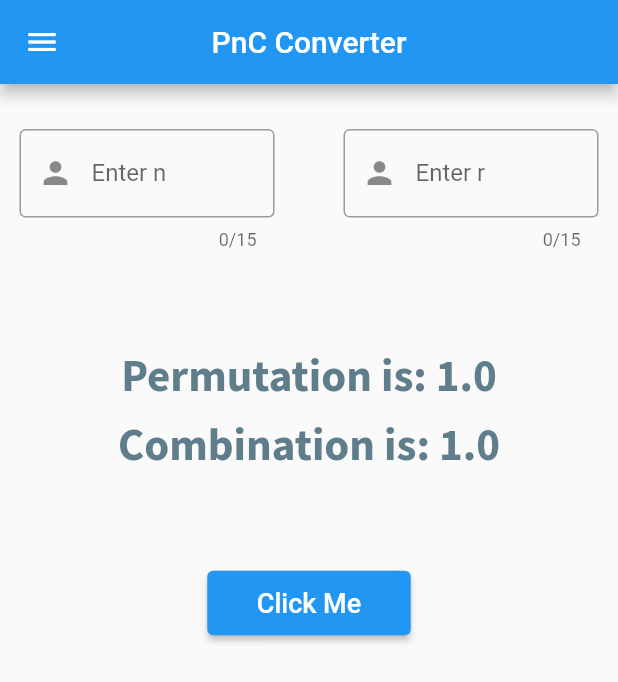
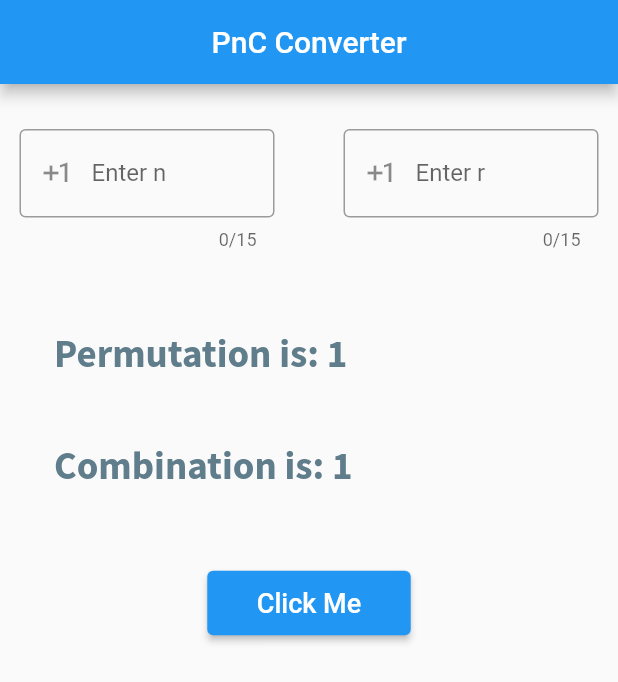
Before and after one commit to HemantPra389/PnC_Converter__, a Flutter app: the screen it shows after launch, after a tap on "Click Me", on a phone screen of 412 x 824 dp. Shown: the top 682 px of the screen. Run offline on Flutter 3.47's test engine with Material 2 defaults, Android fonts, the phone set to English and light mode, and no system bars.

Commit message:
Day 3 first Commit

```diff
--- a/lib/conversion.dart
+++ b/lib/conversion.dart
@@ -11,17 +11,44 @@ class Conversion {
     return result;
   }
 
-  static String find_combination(n,r) {
+  static bool result_length(double a) {
+    if (a.toString().length >= 14) {
+      return false;
+    }
+    return true;
+  }
+
+  static String find_combination(n, r) {
+    if (n > r) {
       double numerator = find_factorial(n);
       double denominator = find_factorial(r) * find_factorial(n - r);
       double result = (numerator / denominator);
-    return result.toString();
+      if (result_length(result)) {
+        return "Combination is: $result";
+      } else {
+        return "Combination is: NaN";
+      }
+    } else if (n == r) {
+      return "Combination is: 1";
+    } else {
+      return "lesser than r";
+    }
   }
 
-  static String find_permutation(n,r) {
+  static String find_permutation(n, r) {
+    if (n > r) {
       double numerator = find_factorial(n);
       double denominator = find_factorial(n - r);
       double result = numerator / denominator;
-    return result.toString();
+      if (result_length(result)) {
+        return "Permutation is: $result";
+      } else {
+        return "Permutation is: NaN";
+      }
+    } else if (n == r) {
+      return "Permutation is: 1";
+    }else {
+      return "n cannot be";
     }
   }
+}
--- a/lib/main.dart
+++ b/lib/main.dart
@@ -1,6 +1,5 @@
 import 'package:flutter/material.dart';
 import 'package:pnc_converter/conversion.dart';
-import 'dart:ui';
 
 void main() {
   runApp(const MyApp());
@@ -16,7 +15,7 @@
 class _MyAppState extends State<MyApp> {
   String permutation = Conversion.n.toString();
   String combination = Conversion.r.toString();
-
+  String errormessage = "";
   bool mybtn = false;
 
   @override
@@ -53,7 +52,7 @@
                         decoration: const InputDecoration(
                             labelText: 'Enter n',
                             border: OutlineInputBorder(),
-                            prefixIcon: Icon(Icons.person),
+                            prefixIcon: Icon(Icons.exposure_plus_1),
                             labelStyle: TextStyle(fontSize: 16)),
                         maxLength: 15,
                         keyboardType: TextInputType.number,
@@ -72,7 +71,7 @@
                         decoration: const InputDecoration(
                             labelText: 'Enter r',
                             border: OutlineInputBorder(),
-                            prefixIcon: Icon(Icons.person),
+                            prefixIcon: Icon(Icons.exposure_plus_1),
                             labelStyle: TextStyle(fontSize: 16)),
                         maxLength: 15,
                         keyboardType: TextInputType.number,
@@ -88,24 +87,31 @@
                   ],
                 ),
                 SizedBox(
-                  height: 100,
+                  height: 150,
+                  width: 340,
                   child: Column(
-                    mainAxisAlignment: MainAxisAlignment.spaceEvenly,
+                    crossAxisAlignment: CrossAxisAlignment.start,
+                    mainAxisSize: MainAxisSize.min,
+                    mainAxisAlignment: MainAxisAlignment.spaceAround,
                     children: [
-                      Text(
-                        'Permutation is: $permutation',
+                      Flexible(
+                        child: Text(
+                          permutation,
                           style: const TextStyle(
-                          fontSize: 30,
+                            fontSize: 26,
                             fontFamily: 'SSPB',
                             color: Colors.blueGrey,
                           ),
                         ),
-                      Text(
-                        "Combination is: $combination",
+                      ),
+                      Flexible(
+                        child: Text(
+                          combination,
                           style: const TextStyle(
-                          fontSize: 30,
+                            fontSize: 26,
                             fontFamily: 'SSPB',
                             color: Colors.blueGrey,
+                          ),
                         ),
                       ),
                     ],
@@ -115,12 +121,10 @@
                   onPressed: () {
                     setState(() {
                       mybtn = !mybtn;
-                      if (Conversion.n >= Conversion.r) {
                       permutation = Conversion.find_permutation(
                           Conversion.n, Conversion.r);
                       combination = Conversion.find_combination(
                           Conversion.n, Conversion.r);
-                      } else {}
                     });
                   },
                   child: const Padding(
@@ -137,7 +141,6 @@
             ),
           ),
         ),
-        drawer: const Drawer(),
       ),
     );
   }
```
Lines whose indentation alone changed are shown as unchanged.
